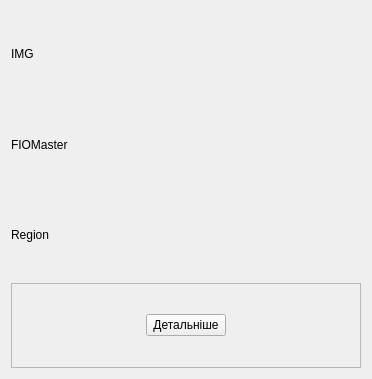
This is src/guitarMasters/viewModel/cardmasterviewmodel.ui in AndriiBash/guitarMasterHelp as Qt 5 draws it before an edit. The edited form follows.
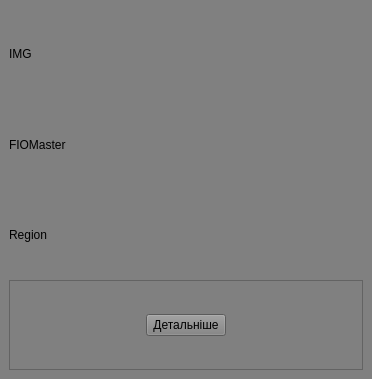
This is the edited form.

```diff
--- a/src/guitarMasters/viewModel/cardmasterviewmodel.ui
+++ b/src/guitarMasters/viewModel/cardmasterviewmodel.ui
@@ -13,7 +13,28 @@
   <property name="windowTitle">
    <string>Form</string>
   </property>
+  <property name="styleSheet">
+   <string notr="true">QWidget
+{
+	background-color: grey;
+}</string>
+  </property>
   <layout class="QVBoxLayout" name="verticalLayout">
+   <property name="spacing">
+    <number>0</number>
+   </property>
+   <property name="leftMargin">
+    <number>9</number>
+   </property>
+   <property name="topMargin">
+    <number>9</number>
+   </property>
+   <property name="rightMargin">
+    <number>9</number>
+   </property>
+   <property name="bottomMargin">
+    <number>9</number>
+   </property>
    <item>
     <widget class="QLabel" name="label">
      <property name="layoutDirection">
```
